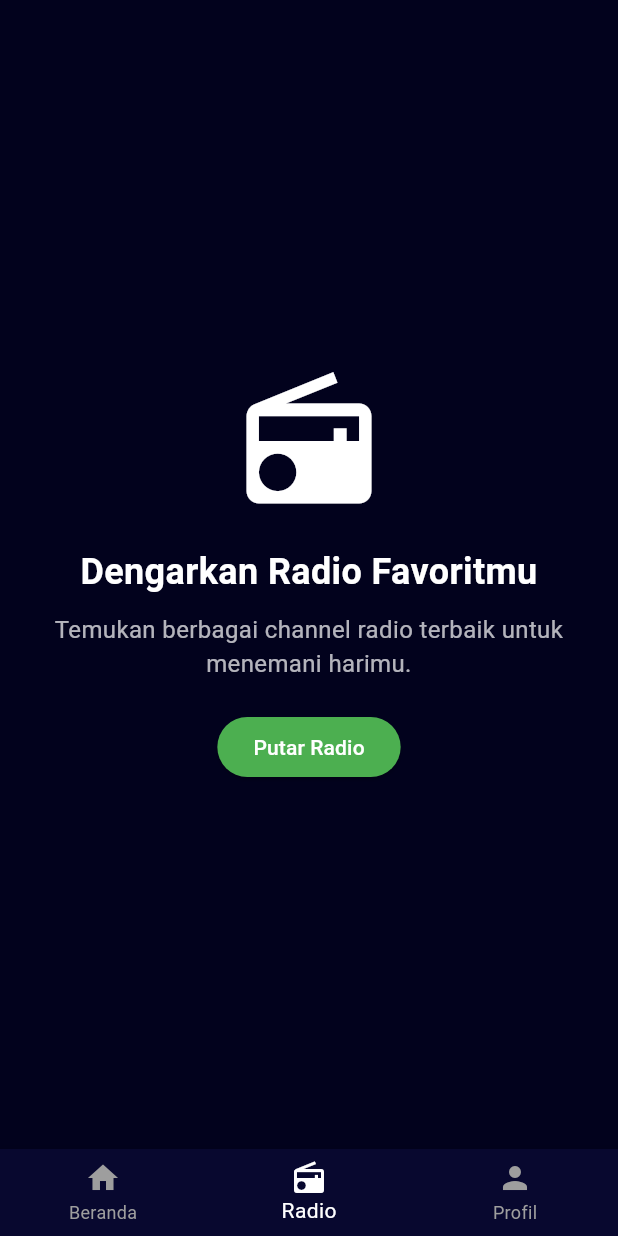
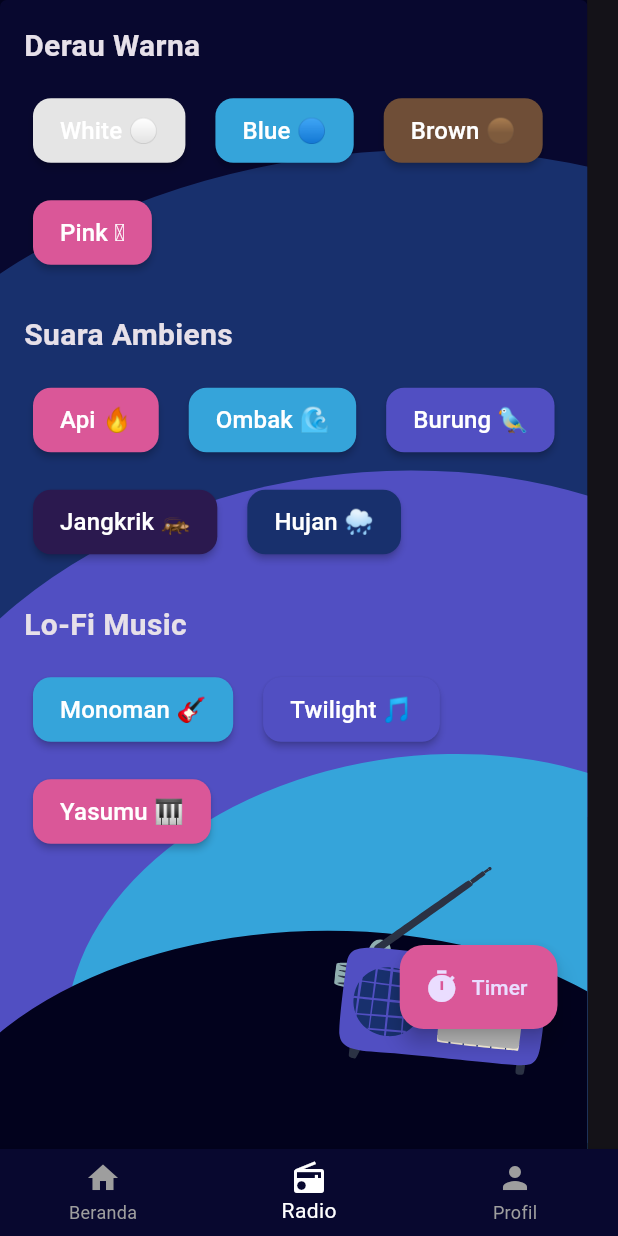
Before and after one commit to TURU-template/TURU-Flutter, a Flutter app: the screen it shows after launch, item 2 of the bottom bar chosen, on a phone screen of 412 x 824 dp. Run offline on Flutter 3.47's test engine with Material 3 defaults, Android fonts, the phone set to English and light mode, and no system bars; our stand-ins replace flutter_svg.

Commit message:
Update Radio Page
Masih jelek tapi.

```diff
--- a/turu_mobile/lib/main.dart
+++ b/turu_mobile/lib/main.dart
@@ -10,8 +10,21 @@ void main() {
 class TuruColors {
   static const Color primaryBackground = Color(0xFF02021D);
   static const Color navbarBackground = Color(0xFF08082F);
-  static const Color textColor = Colors.white;
+
+  static const Color textColor = Color(0xFFFFFFFF);
+  static const Color textColor2 = Color(0xFF8E8E8E);
+  static const Color textBlack = Color(0xFF000000);
+
+  static const Color lilac = Color(0xFF2B194F);
+  static const Color indigo = Color(0xFF514FC2);
+  static const Color biscay = Color(0xFF18306D);
+  static const Color blue = Color(0xFF35A4DA);
+  static const Color purple = Color(0xFF8C4FC2);
+  static const Color pink = Color(0xFFDA5798);
+  static const Color backdrop = Color(0xFF151619);
+  static const Color button = Color(0xFF007BFF);
 }
+
 
 class TuruApp extends StatelessWidget {
   const TuruApp({super.key});
--- a/turu_mobile/lib/radio_page.dart
+++ b/turu_mobile/lib/radio_page.dart
@@ -1,38 +1,157 @@
 import 'package:flutter/material.dart';
+import 'package:flutter_svg/flutter_svg.dart';
 
 class RadioPage extends StatelessWidget {
   const RadioPage({super.key});
 
+  Widget _buildAudioButton(String label, String emoji, Color color) {
+    return Padding(
+      padding: const EdgeInsets.symmetric(horizontal: 6.0, vertical: 6.0),
+      child: ElevatedButton(
+        onPressed: () {},
+        style: ElevatedButton.styleFrom(
+          backgroundColor: color,
+          foregroundColor: Colors.white,
+          padding: const EdgeInsets.symmetric(horizontal: 18, vertical: 10),
+          shape: RoundedRectangleBorder(
+            borderRadius: BorderRadius.circular(12),
+          ),
+          elevation: 2,
+        ),
+        child: Text('$label $emoji', style: const TextStyle(fontSize: 16)),
+      ),
+    );
+  }
+
+  Widget _buildSection(String title, List<Widget> buttons) {
+    return Column(
+      crossAxisAlignment: CrossAxisAlignment.start,
+      children: [
+        Text(
+          title,
+          style: const TextStyle(fontSize: 20, fontWeight: FontWeight.bold),
+        ),
+        const SizedBox(height: 12),
+        Wrap(spacing: 8, runSpacing: 8, children: buttons),
+        const SizedBox(height: 24),
+      ],
+    );
+  }
+
   @override
   Widget build(BuildContext context) {
-    return Center(
-      child: Padding(
-        padding: const EdgeInsets.all(16.0),
-        child: Column(
-          mainAxisAlignment: MainAxisAlignment.center,
-          crossAxisAlignment: CrossAxisAlignment.center,
-          children: [
-            const Icon(Icons.radio, color: Colors.white, size: 100),
-            const SizedBox(height: 20),
-            const Text(
-              'Dengarkan Radio Favoritmu',
-              textAlign: TextAlign.center,
-              style: TextStyle(color: Colors.white, fontSize: 24, fontWeight: FontWeight.bold),
+    return Scaffold(
+      body: Stack(
+        children: [
+          // Background SVG
+          Positioned.fill(
+            child: SvgPicture.asset(
+              'assets/images/BG_Radio.svg',
+              fit: BoxFit.cover,
+              alignment: Alignment.topCenter,
             ),
-            const SizedBox(height: 10),
-            const Text(
-              'Temukan berbagai channel radio terbaik untuk menemani harimu.',
-              textAlign: TextAlign.center,
-              style: TextStyle(color: Colors.white70, fontSize: 16),
+          ),
+
+          // Foreground Content
+          SafeArea(
+            child: Padding(
+              padding: const EdgeInsets.all(16),
+              child: Column(
+                children: [
+                  Expanded(
+                    child: SingleChildScrollView(
+                      child: Column(
+                        crossAxisAlignment: CrossAxisAlignment.start,
+                        children: [
+                          _buildSection("Derau Warna", [
+                            _buildAudioButton(
+                              "White",
+                              "⚪",
+                              const Color(0xFFE5E5E5),
+                            ),
+                            _buildAudioButton(
+                              "Blue",
+                              "🔵",
+                              const Color(0xFF35A4DA),
+                            ),
+                            _buildAudioButton(
+                              "Brown",
+                              "🟤",
+                              const Color(0xFF6F4E37),
+                            ),
+                            _buildAudioButton(
+                              "Pink",
+                              "🩷",
+                              const Color(0xFFDA5798),
+                            ),
+                          ]),
+                          _buildSection("Suara Ambiens", [
+                            _buildAudioButton(
+                              "Api",
+                              "🔥",
+                              const Color(0xFFDA5798),
+                            ),
+                            _buildAudioButton(
+                              "Ombak",
+                              "🌊",
+                              const Color(0xFF35A4DA),
+                            ),
+                            _buildAudioButton(
+                              "Burung",
+                              "🐦",
+                              const Color(0xFF514FC2),
+                            ),
+                            _buildAudioButton(
+                              "Jangkrik",
+                              "🦗",
+                              const Color(0xFF2B194F),
+                            ),
+                            _buildAudioButton(
+                              "Hujan",
+                              "🌧️",
+                              const Color(0xFF18306D),
+                            ),
+                          ]),
+                          _buildSection("Lo-Fi Music", [
+                            _buildAudioButton(
+                              "Monoman",
+                              "🎸",
+                              const Color(0xFF35A4DA),
+                            ),
+                            _buildAudioButton(
+                              "Twilight",
+                              "🎵",
+                              const Color(0xFF514FC2),
+                            ),
+                            _buildAudioButton(
+                              "Yasumu",
+                              "🎹",
+                              const Color(0xFFDA5798),
+                            ),
+                          ]),
+                        ],
+                      ),
+                    ),
+                  ),
+                ],
+              ),
             ),
-            const SizedBox(height: 20),
-            ElevatedButton(
-              onPressed: () {},
-              style: ElevatedButton.styleFrom(backgroundColor: Colors.green),
-              child: const Text('Putar Radio', style: TextStyle(color: Colors.white)),
+          ),
+
+          // Floating Timer Button
+          Positioned(
+            bottom: 80,
+            right: 20,
+            child: FloatingActionButton.extended(
+              backgroundColor: const Color(0xFFDA5798),
+              onPressed: () {
+                // TODO: open timer dialog or route
+              },
+              icon: const Icon(Icons.timer),
+              label: const Text("Timer"),
             ),
-          ],
-        ),
+          ),
+        ],
       ),
     );
   }
```
Also changed, not shown: turu_mobile/pubspec.yaml (+15 -3 lines), turu_mobile/assets/images/BG_Beranda.png (added), turu_mobile/assets/images/BG_Beranda.svg (added), turu_mobile/assets/images/BG_Radio.svg (added), turu_mobile/assets/images/LOGO_Turu.png (added), turu_mobile/pubspec.lock, 9 other files.
